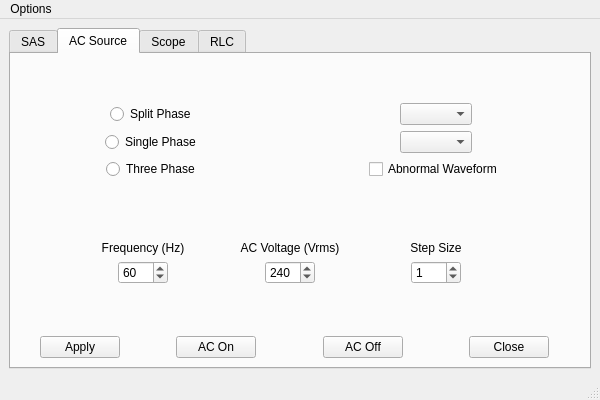
This is ui/One_GUI_To_Rule_Them_All.ui in fsd16/One_Gui_To_Rule_Them_All as Qt 5 draws it before an edit. The edited form follows.
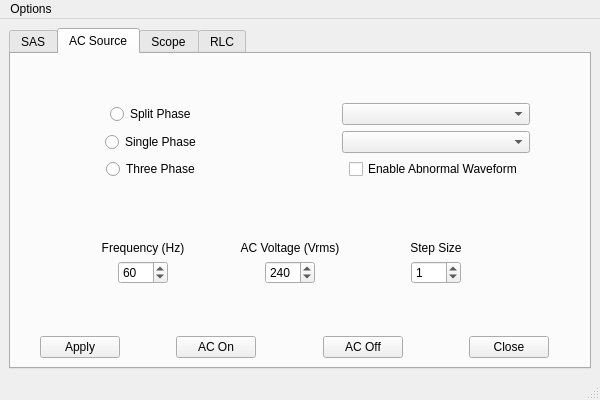
This is the edited form. The open tabs and pages were chosen to show the change. Custom widgets are drawn as their Qt base class.

The edit to the form file:
```diff
--- a/ui/One_GUI_To_Rule_Them_All.ui
+++ b/ui/One_GUI_To_Rule_Them_All.ui
@@ -532,22 +532,47 @@
           <item row="2" column="4" colspan="4" alignment="Qt::AlignHCenter">
            <widget class="QCheckBox" name="ac_check_abnormal">
             <property name="text">
-             <string>Abnormal Waveform</string>
+             <string>Enable Abnormal Waveform</string>
             </property>
            </widget>
           </item>
           <item row="1" column="4" colspan="4" alignment="Qt::AlignHCenter">
            <widget class="QComboBox" name="ac_menu_abnormal">
+            <property name="minimumSize">
+             <size>
+              <width>188</width>
+              <height>0</height>
+             </size>
+            </property>
             <property name="maximumSize">
              <size>
               <width>234</width>
               <height>16777215</height>
              </size>
             </property>
+            <property name="currentText">
+             <string/>
+            </property>
+            <property name="currentIndex">
+             <number>-1</number>
+            </property>
+            <property name="placeholderText">
+             <string>Select Abnormal</string>
+            </property>
            </widget>
           </item>
           <item row="0" column="4" colspan="4" alignment="Qt::AlignHCenter">
-           <widget class="QComboBox" name="ac_menu_phase"/>
+           <widget class="QComboBox" name="ac_menu_profile">
+            <property name="minimumSize">
+             <size>
+              <width>188</width>
+              <height>0</height>
+             </size>
+            </property>
+            <property name="placeholderText">
+             <string>Select Profile</string>
+            </property>
+           </widget>
           </item>
          </layout>
         </item>
```
